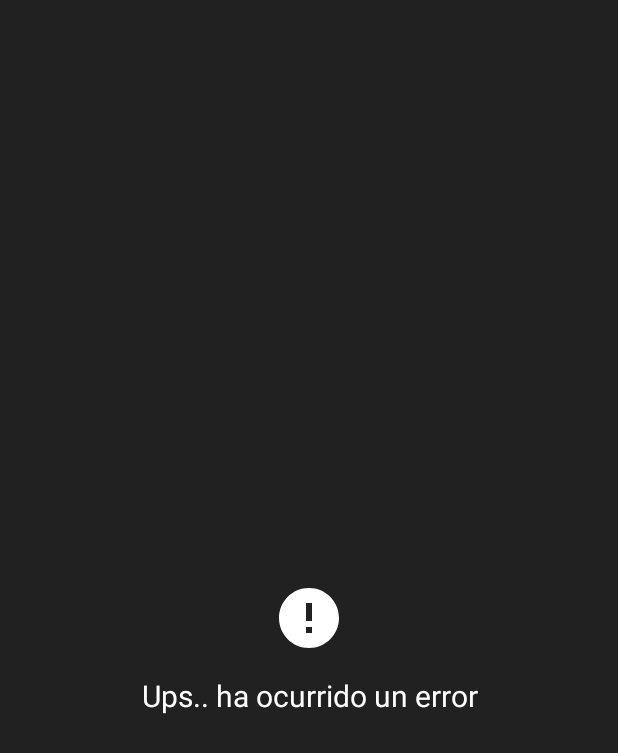
After one commit to AlmagroPe/Movie-app, an Android app: the layout item_error_fullscreen.xml on its own in the app's theme, with its tools: preview values and no code run, on a phone screen of 412 x 824 dp. The commit adds this screen. Shown: the top 753 px of the screen. Run offline under Robolectric (Android 15) with nearby library versions, the phone set to English and light mode, and no system bars.

Commit message:
feat
added error and loading view

```diff
--- a/app/src/main/AndroidManifest.xml
+++ b/app/src/main/AndroidManifest.xml
@@ -3,6 +3,7 @@
     package="com.almagro.movieapp">
 
     <uses-permission android:name="android.permission.INTERNET" />
+    <uses-permission android:name="android.permission.ACCESS_NETWORK_STATE" />
 
     <application
         android:name=".MovieApp"
--- a/app/src/main/res/drawable/ic_filter_list_white_18dp.xml
+++ b/app/src/main/res/drawable/ic_error_white_48dp.xml
@@ -1,9 +1,9 @@
 <vector xmlns:android="http://schemas.android.com/apk/res/android"
-    android:width="18dp"
-    android:height="18dp"
+    android:width="48dp"
+    android:height="48dp"
     android:viewportWidth="24"
     android:viewportHeight="24">
   <path
-      android:pathData="M10,18h4v-2h-4v2zM3,6v2h18L21,6L3,6zM6,13h12v-2L6,11v2z"
+      android:pathData="M12,2C6.48,2 2,6.48 2,12s4.48,10 10,10 10,-4.48 10,-10S17.52,2 12,2zM13,17h-2v-2h2v2zM13,13h-2L11,7h2v6z"
       android:fillColor="#ffffff"/>
 </vector>
--- /dev/null
+++ b/app/src/main/res/layout/item_error_fullscreen.xml
@@ -0,0 +1,32 @@
+<?xml version="1.0" encoding="utf-8"?>
+<androidx.constraintlayout.widget.ConstraintLayout xmlns:android="http://schemas.android.com/apk/res/android"
+    xmlns:app="http://schemas.android.com/apk/res-auto"
+    android:layout_width="match_parent"
+    android:layout_height="match_parent"
+    android:background="@color/light_black">
+
+    <androidx.appcompat.widget.AppCompatImageView
+        android:id="@+id/ivError"
+        android:layout_width="wrap_content"
+        android:layout_height="wrap_content"
+        android:src="@drawable/ic_error_white_48dp"
+        app:layout_constraintBottom_toBottomOf="parent"
+        app:layout_constraintEnd_toEndOf="parent"
+        app:layout_constraintStart_toStartOf="parent"
+        app:layout_constraintTop_toTopOf="parent" />
+
+    <TextView
+        android:layout_width="match_parent"
+        android:layout_height="0dp"
+        android:layout_marginStart="20dp"
+        android:layout_marginTop="14dp"
+        android:layout_marginEnd="20dp"
+        android:gravity="center"
+        android:text="@string/error_api"
+        android:textColor="@color/white"
+        android:textSize="20sp"
+        app:layout_constraintEnd_toEndOf="parent"
+        app:layout_constraintStart_toStartOf="parent"
+        app:layout_constraintTop_toBottomOf="@+id/ivError" />
+
+</androidx.constraintlayout.widget.ConstraintLayout>
--- a/data/src/main/java/com/almagro/data/apiDataSource/MovieApiClient.kt
+++ b/data/src/main/java/com/almagro/data/apiDataSource/MovieApiClient.kt
@@ -10,8 +10,6 @@ interface MovieApiClient {
 
     suspend fun fetchPopularMovies(page: Int): Either<DomainError, Movies>
 
-//    suspend fun fetchAiringMovies(): Either<Failure, Movies>
-
     suspend fun fetchOnAirMovies(page: Int): Either<DomainError, Movies>
 
     suspend fun fetchTopRatedMovies(page: Int): Either<DomainError, Movies>
--- a/data/src/main/java/com/almagro/data/core/NetworkCall.kt
+++ b/data/src/main/java/com/almagro/data/core/NetworkCall.kt
@@ -17,7 +17,6 @@ suspend fun <Domain : Any> Response<Domain>?.unWrap(): Either<Failure, Domain> =
             return when {
                 code in 200..208 && body != null -> getSuccessResult(body)
                 code in 200..208 && body == null -> getNoResponseResult()
-//                code in 400..512 && it.errorBody() != null -> getNoResponseResult(it.errorBody())
                 code in 400..512 -> getFailureError()
                 else -> getFailureError()
             }
@@ -35,7 +34,6 @@ suspend fun <Domain : Any> Response<List<Domain>>?.unWrapList(): Either<Failure,
             return when {
                 code in 200..208 && body != null -> getSuccessResultList(body)
                 code in 200..208 && body == null -> getNoResponseResult()
-//                code in 200..208 && it.errorBody() != null -> getNoResponseResult(it.errorBody())
                 code in 400..512 -> getFailureError()
                 else -> getFailureError()
             }
@@ -50,9 +48,6 @@ private fun <T : Any> getSuccessResult(body: T): Either<Failure, T> =
 private fun <T : Any> getSuccessResultList(body: List<T>): Either<Failure, List<T>> =
     body.right()
 
-//private fun <T : Any> getNoResponseResult(errorBody: ResponseBody?): Either<ErrorNetworkDto, T> =
-//    Failure.ErrorNetworkDto()
-
 private fun <T : Any> getNoResponseResult(): Either<Failure, T> =
     Failure.NoData.left()
 
--- /dev/null
+++ b/domain/src/main/java/com/almagro/domain/entities/FilterType.kt
@@ -0,0 +1,6 @@
+package com.almagro.domain.entities
+
+sealed class FilterType(value: Int)
+object PopularMovies: FilterType(0)
+object OnAirMovies: FilterType(1)
+object TopRatedMovies: FilterType(2)
--- a/presentation/src/main/java/com/almagro/presentation/WithScope.kt
+++ b/presentation/src/main/java/com/almagro/presentation/WithScope.kt
@@ -18,12 +18,6 @@ interface WithScope : CoroutineScope {
             IO { f() }.suspendMap { Main { success(it) } }.handleError { error(it) }
         }
 
-    fun <A> CoroutineScope.launchIO(
-        f: suspend () -> A,
-        success: (A) -> Unit = {}
-    ): Job =
-        launch { success(IO { f() }) }
-
     suspend fun <T> IO(block: suspend CoroutineScope.() -> T): T =
         withContext(io) { block() }
 
--- a/presentation/src/main/java/com/almagro/presentation/movieDetail/MovieDetailView.kt
+++ b/presentation/src/main/java/com/almagro/presentation/movieDetail/MovieDetailView.kt
@@ -7,4 +7,10 @@ interface MovieDetailView {
     fun setUpView(movieDetail: MovieDetail)
 
     fun showError(action: () -> Unit)
+
+    fun showLoading()
+
+    fun hideLoading()
+
+    fun showErrorView()
 }
--- a/presentation/src/main/java/com/almagro/presentation/moviesList/MoviesListView.kt
+++ b/presentation/src/main/java/com/almagro/presentation/moviesList/MoviesListView.kt
@@ -11,4 +11,10 @@ interface MoviesListView {
     fun showError(action: () -> Unit)
 
     fun clearMovieList()
+
+    fun showLoading()
+
+    fun hideLoading()
+
+    fun showErrorView()
 }
```
Also changed, not shown: app/src/main/java/com/almagro/movieapp/activities/movieDetail/MovieDetailActivity.kt (+14 -0 lines), app/src/main/java/com/almagro/movieapp/activities/moviesList/MoviesListActivity.kt (+17 -4 lines), app/src/main/res/layout/activity_movie_detail.xml (+10 -0 lines), app/src/main/res/layout/activity_movies_list.xml (+15 -0 lines), app/src/main/res/layout/item_loading_fullscreen.xml (added, +17 -0 lines), domain/src/main/java/com/almagro/domain/entities/Movie.kt (+13 -13 lines), domain/src/main/java/com/almagro/domain/entities/MovieDetail.kt (+27 -20 lines), presentation/src/main/java/com/almagro/presentation/movieDetail/MovieDetailPresenter.kt (+9 -2 lines), presentation/src/main/java/com/almagro/presentation/moviesList/MoviesListPresenter.kt (+34 -3 lines), 2 other files.
